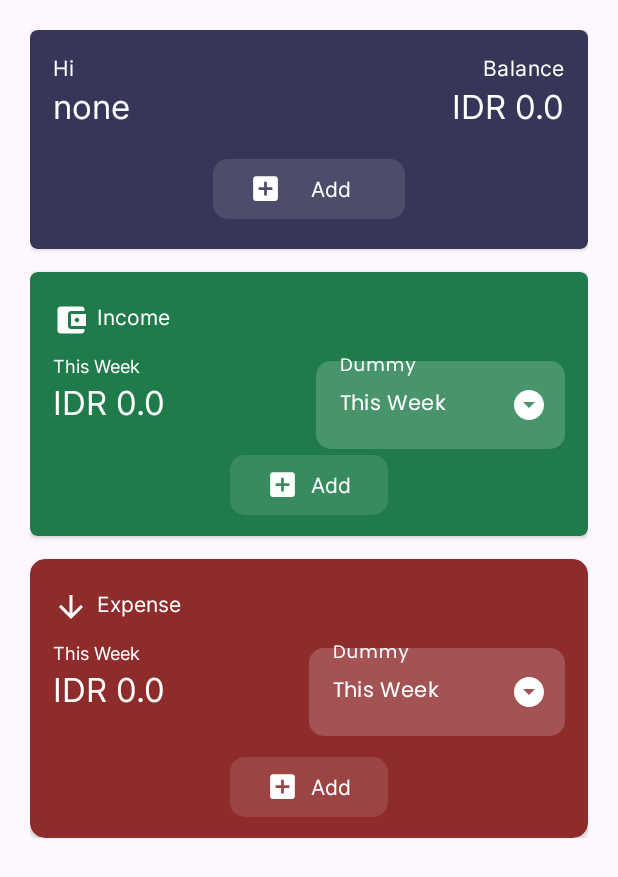
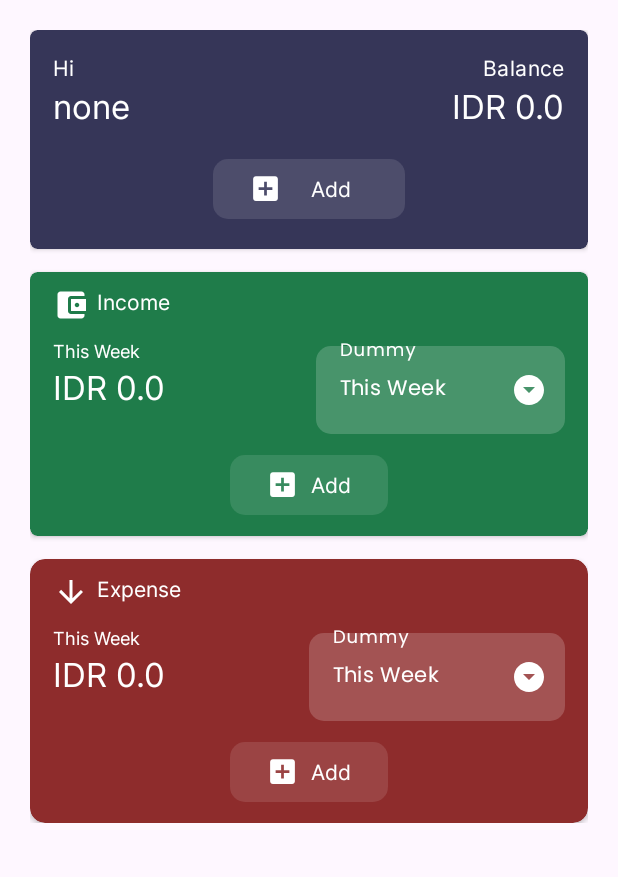
Before and after one commit to andrr64/KeuanganKu-Android, an Android app: the fragment HomeFragment shown on its own in the app's theme, on a phone screen of 412 x 824 dp. Shown: the top 877 px of the screen. Run offline under Robolectric (Android 15) with nearby library versions, the phone set to English and light mode, and no system bars; our stand-ins replace Dagger/Hilt's generated code, Room's generated code.

Commit message:
refactor fragment home layout and add string resources
This commit refactors the layout of the HomeFragment and introduces the use of string resources for text content.
- Adds string resources for "Hi", "empty", "Balance", "Income", and "Expense".
- Updates the `fragment_home.xml` layout to utilize these new string resources.
- Adjusts the layout to enhance readability and consistency, including:
  - adds `android:id` for some card view
  - Modifies spacing and padding.
  - adds the use of `<include/>` tag to separate components.
  - Reorganizes the layout of the income and expense cards.

```diff
--- a/app/src/main/res/layout/fragment_home.xml
+++ b/app/src/main/res/layout/fragment_home.xml
@@ -1,27 +1,30 @@
 <?xml version="1.0" encoding="utf-8"?>
 <ScrollView xmlns:android="http://schemas.android.com/apk/res/android"
+    xmlns:app="http://schemas.android.com/apk/res-auto"
     xmlns:tools="http://schemas.android.com/tools"
     android:layout_width="match_parent"
     android:layout_height="wrap_content"
-    xmlns:app="http://schemas.android.com/apk/res-auto"
     tools:context=".ui.activity.main.page.fragment.HomeFragment">
+
     <LinearLayout
         android:layout_width="match_parent"
+        android:layout_height="wrap_content"
         android:orientation="vertical"
-        android:padding="20dp"
-        android:layout_height="wrap_content">
+        android:padding="20dp">
 
         <androidx.cardview.widget.CardView
+            android:id="@+id/userinfoCard"
             android:layout_width="match_parent"
-            app:cardCornerRadius="5dp"
             android:layout_height="wrap_content"
+            android:layout_marginBottom="15dp"
             app:cardBackgroundColor="@color/dark_purple"
-            android:layout_marginBottom="15dp"
-            android:id="@+id/userinfoCard">
+            app:cardCornerRadius="5dp">
+
             <RelativeLayout
                 android:layout_width="match_parent"
                 android:layout_height="wrap_content"
                 android:paddingBottom="16dp">
+
                 <LinearLayout
                     android:id="@+id/userInfoContainer"
                     android:layout_width="match_parent"
@@ -41,7 +44,7 @@
                         <TextView
                             android:layout_width="wrap_content"
                             android:layout_height="wrap_content"
-                            android:text="Hi"
+                            android:text="@string/hi"
                             android:textAppearance="?attr/textAppearanceBody2"
                             android:textColor="@color/white" />
 
@@ -49,11 +52,12 @@
                             android:id="@+id/userName"
                             android:layout_width="match_parent"
                             android:layout_height="wrap_content"
-                            android:text="Andreas"
+                            android:text="@string/empty"
                             android:textAppearance="?attr/textAppearanceTitleLarge"
                             android:textColor="@color/white" />
                     </LinearLayout>
 
+                    <!-- Layout 2 (Kanan) -->
                     <LinearLayout
                         android:layout_width="0dp"
                         android:layout_height="wrap_content"
@@ -65,7 +69,7 @@
                         <TextView
                             android:layout_width="wrap_content"
                             android:layout_height="wrap_content"
-                            android:text="Balance"
+                            android:text="@string/balance"
                             android:textAppearance="?attr/textAppearanceBody2"
                             android:textColor="@color/white" />
 
@@ -80,6 +84,7 @@
                             android:textColor="@color/white" />
                     </LinearLayout>
                 </LinearLayout>
+
                 <include
                     android:id="@+id/buttonAddWallet"
                     layout="@layout/component_button_add"
@@ -91,12 +96,13 @@
         </androidx.cardview.widget.CardView>
 
         <androidx.cardview.widget.CardView
+            android:id="@+id/incomeCard"
             android:layout_width="match_parent"
             android:layout_height="wrap_content"
+            android:layout_marginBottom="15dp"
             app:cardBackgroundColor="@color/green"
-            android:layout_marginBottom="15dp"
-            app:cardCornerRadius="5dp"
-            android:id="@+id/incomeCard">
+            app:cardCornerRadius="5dp">
+
             <LinearLayout
                 android:layout_width="match_parent"
                 android:layout_height="wrap_content"
@@ -106,27 +112,20 @@
                 android:paddingVertical="10dp">
 
                 <LinearLayout
-                    android:layout_width="match_parent"
-                    android:layout_height="0dp"
-                    android:layout_weight="1"
-                    android:orientation="vertical"
-                    android:paddingTop="10dp"
-                    app:layout_constraintStart_toStartOf="parent"
-                    app:layout_constraintTop_toTopOf="parent">
-
-                    <LinearLayout
                     android:layout_width="wrap_content"
                     android:layout_height="wrap_content"
                     android:layout_gravity="center_vertical"
                     android:layout_marginBottom="10dp"
                     android:orientation="horizontal">
+
                     <ImageView
                         android:layout_width="wrap_content"
                         android:layout_height="wrap_content"
-                            app:tint="@color/white"
                         android:layout_marginEnd="5dp"
                         android:importantForAccessibility="no"
-                            android:src="@drawable/ic_wallet_24"/>
+                        android:src="@drawable/ic_wallet_24"
+                        app:tint="@color/white" />
+
                     <TextView
                         android:id="@+id/incomeCardTextView"
                         android:layout_width="wrap_content"
@@ -140,14 +139,15 @@
                     android:layout_width="match_parent"
                     android:layout_height="wrap_content"
                     android:orientation="horizontal"
-                        android:weightSum="2"
-                        >
+                    android:weightSum="2">
+
                     <LinearLayout
                         android:layout_width="0dp"
                         android:layout_height="wrap_content"
                         android:layout_marginEnd="10dp"
                         android:layout_weight="1"
                         android:orientation="vertical">
+
                         <TextView
                             android:id="@+id/incomePeriod"
                             android:layout_width="wrap_content"
@@ -157,6 +157,7 @@
                             android:text="@string/empty"
                             android:textColor="@color/white"
                             android:textSize="12sp" />
+
                         <TextView
                             android:id="@+id/incomeAmount"
                             android:layout_width="wrap_content"
@@ -169,20 +170,21 @@
                     </LinearLayout>
 
                     <include
+                        android:id="@+id/spinnerIncomePeriod"
                         layout="@layout/component_spinner_transparent"
-                            android:id="@+id/spinnerIncomePeriod"
                         android:layout_width="0dp"
                         android:layout_height="wrap_content"
-                            android:layout_weight="1"/>
-                    </LinearLayout>
+                        android:layout_weight="1" />
                 </LinearLayout>
 
                 <include
                     android:id="@+id/buttonAddIncome"
                     layout="@layout/component_button_add"
                     android:layout_width="wrap_content"
-                    android:layout_height="wrap_content" />
+                    android:layout_height="wrap_content"
+                    android:layout_marginTop="10dp" />
             </LinearLayout>
+
         </androidx.cardview.widget.CardView>
 
         <androidx.cardview.widget.CardView
@@ -191,6 +193,7 @@
             android:padding="10dp"
             app:cardBackgroundColor="@color/red"
             app:cardCornerRadius="10dp">
+
             <LinearLayout
                 android:layout_width="match_parent"
                 android:layout_height="wrap_content"
@@ -199,30 +202,21 @@
                 android:paddingHorizontal="15dp"
                 android:paddingVertical="10dp">
 
-
-                <LinearLayout
-                    android:layout_width="match_parent"
-                    android:layout_height="0dp"
-                    android:layout_weight="1"
-                    android:layout_marginBottom="10dp"
-                    android:orientation="vertical"
-                    android:paddingTop="10dp"
-                    app:layout_constraintStart_toStartOf="parent"
-                    app:layout_constraintTop_toTopOf="parent">
-
                 <LinearLayout
                     android:layout_width="wrap_content"
                     android:layout_height="wrap_content"
                     android:layout_gravity="center_vertical"
                     android:layout_marginBottom="10dp"
                     android:orientation="horizontal">
+
                     <ImageView
                         android:layout_width="wrap_content"
                         android:layout_height="wrap_content"
-                            app:tint="@color/white"
                         android:layout_marginEnd="5dp"
                         android:importantForAccessibility="no"
-                            android:src="@drawable/ic_arrow_down_24"/>
+                        android:src="@drawable/ic_arrow_down_24"
+                        app:tint="@color/white" />
+
                     <TextView
                         android:id="@+id/expenseCardTextview"
                         android:layout_width="wrap_content"
@@ -232,17 +226,17 @@
                         tools:targetApi="p" />
                 </LinearLayout>
 
-
                 <LinearLayout
                     android:layout_width="match_parent"
                     android:layout_height="wrap_content"
                     android:orientation="horizontal"
                     android:weightSum="2">
+
                     <LinearLayout
                         android:layout_width="0dp"
                         android:layout_height="wrap_content"
-                        android:orientation="vertical"
-                        android:layout_weight="1">
+                        android:layout_weight="1"
+                        android:orientation="vertical">
 
                         <TextView
                             android:id="@+id/expensePeriod"
@@ -265,19 +259,21 @@
                             android:textSize="22sp" />
 
                     </LinearLayout>
+
                     <include
+                        android:id="@+id/spinnerExpensePeriod"
                         layout="@layout/component_spinner_transparent"
-                        android:id="@+id/spinnerExpensePeriod"
                         android:layout_width="0dp"
                         android:layout_height="wrap_content"
-                        android:layout_weight="1"/>
+                        android:layout_weight="1" />
                 </LinearLayout>
-                </LinearLayout>
+
                 <include
                     android:id="@+id/buttonAddExpense"
                     layout="@layout/component_button_add"
                     android:layout_width="wrap_content"
-                    android:layout_height="wrap_content" />
+                    android:layout_height="wrap_content"
+                    android:layout_marginTop="10dp" />
             </LinearLayout>
         </androidx.cardview.widget.CardView>
     </LinearLayout>
```
Lines whose indentation alone changed are shown as unchanged.
